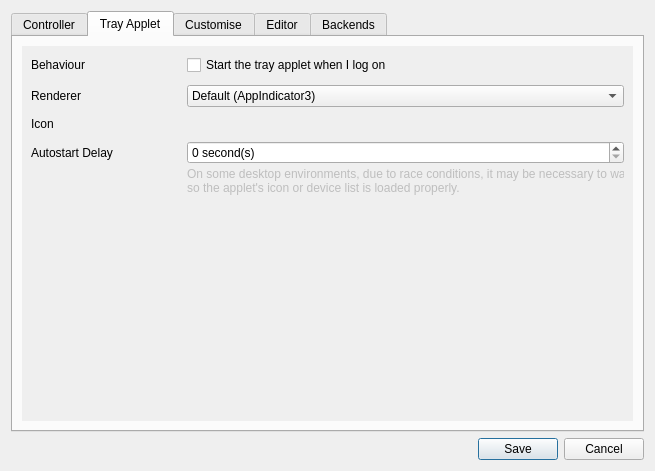
Before: the Qt Designer form data/qt/preferences.ui in polychromatic/polychromatic, drawn with Qt 5.
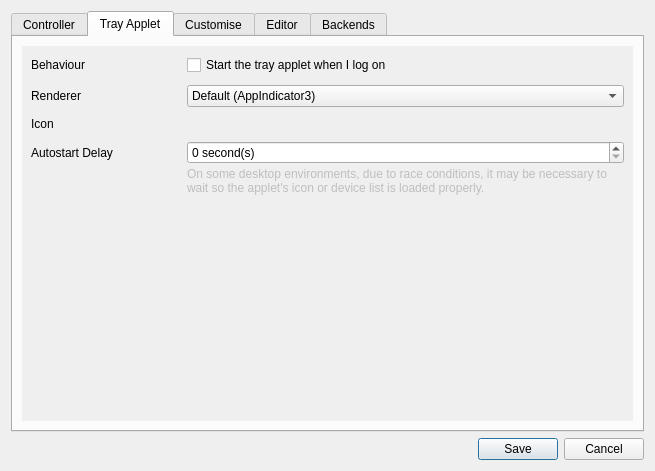
After: the same form once the commit is applied. The open tabs and pages were chosen to show the change. Icons and pictures are not drawn.

Commit message:
controller: Fix layout/wrapping for long strings
Spotted while testing the French translation.

- Enable word wrapping on elements
- Some button labels were truncated

What changed in the file:
```diff
--- a/data/qt/preferences.ui
+++ b/data/qt/preferences.ui
@@ -44,9 +44,6 @@
        <height>20</height>
       </size>
      </property>
-     <property name="usesScrollButtons">
-      <bool>false</bool>
-     </property>
      <widget class="QWidget" name="controller">
       <attribute name="title">
        <string>Controller</string>
@@ -504,11 +501,11 @@
                 <property name="enabled">
                  <bool>false</bool>
                 </property>
-                <property name="minimumSize">
-                 <size>
-                  <width>450</width>
-                  <height>50</height>
-                 </size>
+                <property name="sizePolicy">
+                 <sizepolicy hsizetype="Expanding" vsizetype="Preferred">
+                  <horstretch>0</horstretch>
+                  <verstretch>0</verstretch>
+                 </sizepolicy>
                 </property>
                 <property name="text">
                  <string>On some desktop environments, due to race conditions, it may be necessary to wait so the applet's icon or device list is loaded properly.</string>
```
Left out of the diff: 9 changed lines with no effect on the pictures. The commit also changes 3 other files.
